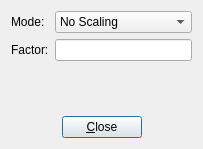
Before: the Qt Designer form SeismicUI/tracescalingdialog.ui in fsoos74/su, drawn with Qt 5.
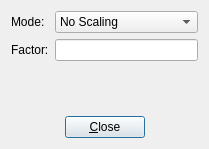
After: the same form once the commit is applied. Icons and pictures are not drawn.

Diff of the .ui file:
```diff
--- a/SeismicUI/tracescalingdialog.ui
+++ b/SeismicUI/tracescalingdialog.ui
@@ -6,7 +6,7 @@
    <rect>
     <x>0</x>
     <y>0</y>
-    <width>203</width>
+    <width>209</width>
     <height>149</height>
    </rect>
   </property>
```
Left out of the diff: 8 changed lines with no effect on the pictures.
